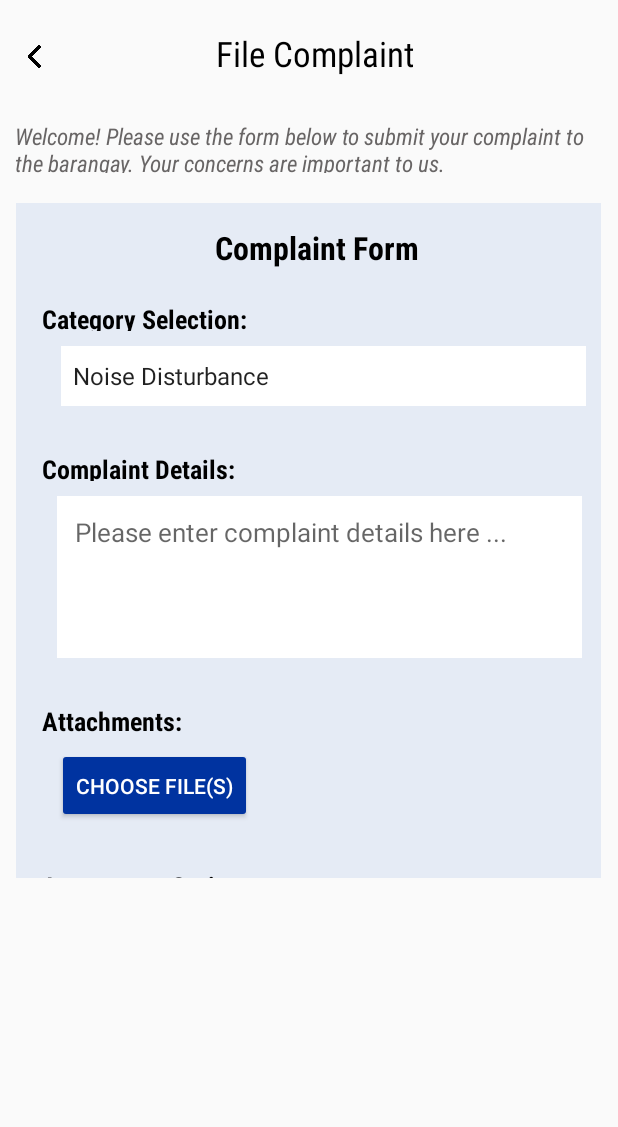
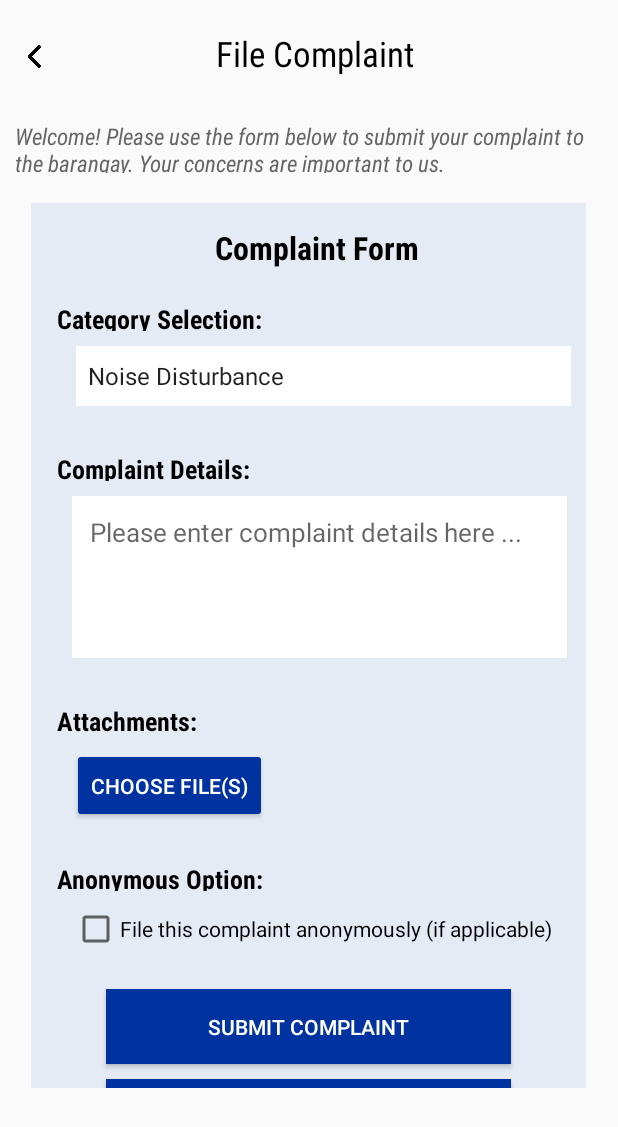
Before and after one commit to IgotW/BrgyOneStop, an Android app built with Jetpack Compose: the layout activity_file_complaint.xml on its own in the app's theme, with its tools: preview values and no code run, on a phone screen of 412 x 824 dp. Shown: the top 1127 px of the screen. Run offline under Robolectric (Android 15) with nearby library versions, the phone set to English and light mode, and no system bars.

Commit message:
emergency help and file complaint ni siya

```diff
--- a/app/src/main/res/layout/activity_file_complaint.xml
+++ b/app/src/main/res/layout/activity_file_complaint.xml
@@ -34,11 +34,11 @@
         android:textSize="15sp"
         android:padding="10dp"/>
     <LinearLayout
-        android:layout_width="390dp"
-        android:layout_height="450dp"
+        android:layout_width="370dp"
+        android:layout_height="590dp"
         android:orientation="vertical"
+        android:layout_marginTop="10dp"
         android:layout_gravity="center"
-        android:layout_marginTop="10dp"
         android:background="@color/second_background">
         <TextView
             android:layout_width="match_parent"
@@ -62,7 +62,7 @@
             android:padding="10dp"
             android:layout_marginLeft="7dp"/>
         <Spinner
-            android:layout_width="350dp"
+            android:layout_width="330dp"
             android:layout_height="40dp"
             android:layout_gravity="center"
             android:background="@color/white"
@@ -81,7 +81,7 @@
             android:layout_marginTop="20dp"/>
         <EditText
             android:id="@+id/multilineTextBox"
-            android:layout_width="350dp"
+            android:layout_width="330dp"
             android:layout_height="wrap_content"
             android:hint="Please enter complaint details here ..."
             android:inputType="textMultiLine"
@@ -119,8 +119,28 @@
             android:textSize="17sp"
             android:padding="10dp"
             android:layout_marginLeft="7dp"
-            android:layout_marginTop="20dp"/>
-
+            android:layout_marginTop="15dp"/>
+        <CheckBox
+            android:layout_width="330dp"
+            android:layout_height="30dp"
+            android:layout_marginLeft="27dp"
+            android:text="File this complaint anonymously (if applicable)"/>
+        <Button
+            android:layout_width="270dp"
+            android:layout_height="50dp"
+            android:text="SUBMIT COMPLAINT"
+            android:layout_marginTop="25dp"
+            android:layout_gravity="center"
+            android:background="@color/primary_button"
+            android:textColor="@color/white"/>
+        <Button
+            android:layout_width="270dp"
+            android:layout_height="50dp"
+            android:text="CANCEL"
+            android:layout_marginTop="10dp"
+            android:layout_gravity="center"
+            android:background="@color/primary_button"
+            android:textColor="@color/white"/>
     </LinearLayout>
 
 </LinearLayout>
```
Also changed, not shown: app/src/main/res/layout/activity_emergencyhelp.xml (added, +109 -0 lines).
